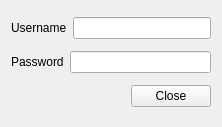
Old version of the form Plugin-OPC-UA/dialogusernamepassword.ui in the repository RoboDK/Plug-In-Interface.
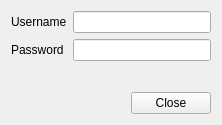
New version of the form.

Commit message: Fixed tab order

What changed in the file:
```diff
--- a/Plugin-OPC-UA/dialogusernamepassword.ui
+++ b/Plugin-OPC-UA/dialogusernamepassword.ui
@@ -7,28 +7,38 @@
     <x>0</x>
     <y>0</y>
     <width>222</width>
-    <height>127</height>
+    <height>125</height>
    </rect>
   </property>
   <property name="windowTitle">
    <string>Form</string>
   </property>
-  <layout class="QGridLayout" name="gridLayout">
-   <item row="1" column="0">
-    <layout class="QHBoxLayout" name="horizontalLayout_2">
-     <item>
+  <layout class="QVBoxLayout" name="verticalLayout">
+   <item>
+    <layout class="QFormLayout" name="formLayout">
+     <item row="0" column="0">
+      <widget class="QLabel" name="label">
+       <property name="text">
+        <string>Username</string>
+       </property>
+      </widget>
+     </item>
+     <item row="0" column="1">
+      <widget class="QLineEdit" name="leUsername"/>
+     </item>
+     <item row="1" column="0">
       <widget class="QLabel" name="label_2">
        <property name="text">
         <string>Password</string>
        </property>
       </widget>
      </item>
-     <item>
+     <item row="1" column="1">
       <widget class="QLineEdit" name="lePassword"/>
      </item>
     </layout>
    </item>
-   <item row="2" column="0">
+   <item>
     <layout class="QHBoxLayout" name="horizontalLayout_3">
      <item>
       <spacer name="horizontalSpacer">
@@ -52,20 +62,6 @@
      </item>
     </layout>
    </item>
-   <item row="0" column="0">
-    <layout class="QHBoxLayout" name="horizontalLayout">
-     <item>
-      <widget class="QLabel" name="label">
-       <property name="text">
-        <string>Username</string>
-       </property>
-      </widget>
-     </item>
-     <item>
-      <widget class="QLineEdit" name="leUsername"/>
-     </item>
-    </layout>
-   </item>
   </layout>
  </widget>
  <resources/>
```
Left out of the diff: 5 changed lines with no effect on the pictures.
